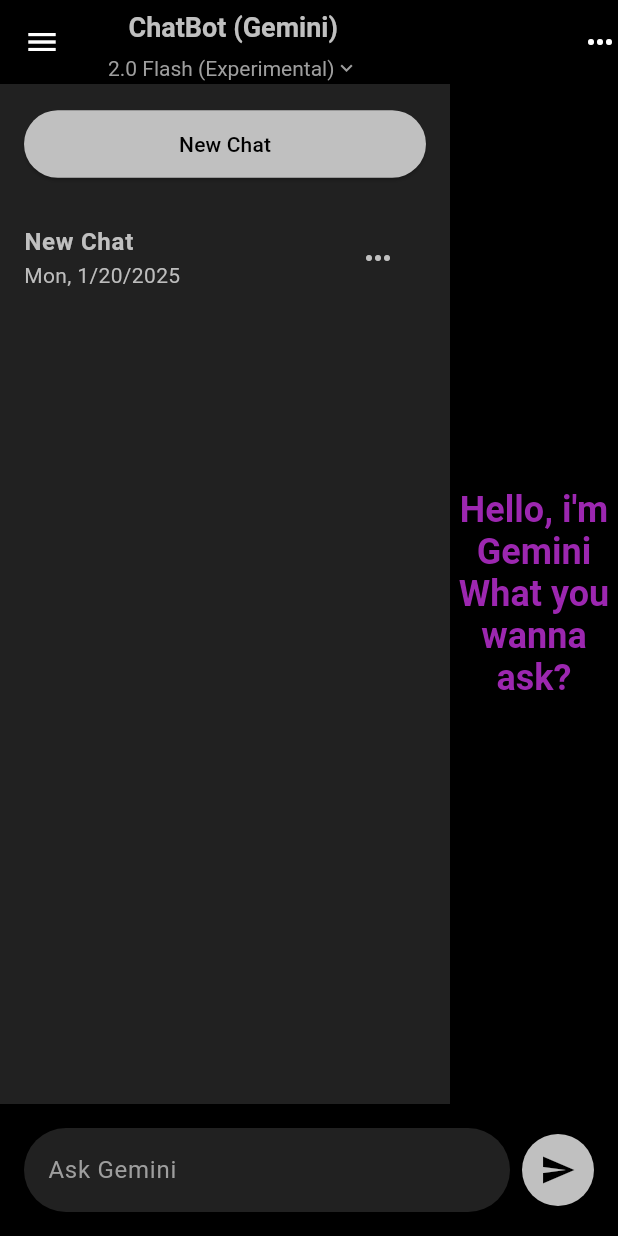
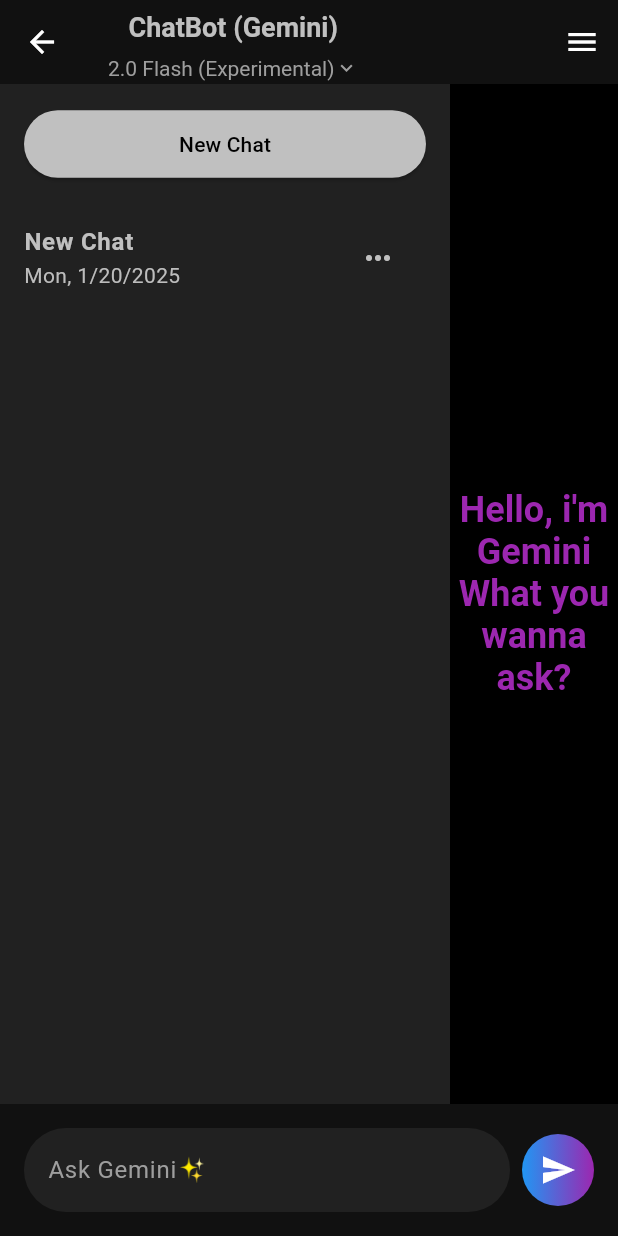
Before and after one commit to Udean777/habit_tracker, a Flutter app: the screen it shows after launch, item 3 of the bottom bar chosen, after a tap on the "menu" icon, on a phone screen of 412 x 824 dp. Run offline on Flutter 3.47's test engine with Material 3 defaults, Android fonts, the phone set to English and light mode, and no system bars; our stand-ins replace drift, easy_date_timeline, flex_color_scheme, flutter_dotenv, flutter_hooks, flutter_local_notifications and 7 more; accounts and stored records are empty; generated files the repository leaves out were written again.

Commit message:
CHNG: Update chat page layout, enhance bottom bar design, and improve habit card display with time zone information

```diff
--- a/lib/presentation/chatbot/chat_page.dart
+++ b/lib/presentation/chatbot/chat_page.dart
@@ -310,15 +310,18 @@ class _ChatPageState extends ConsumerState<ChatPage> {
     return GestureDetector(
       onTap: () => FocusScope.of(context).unfocus(),
       child: Scaffold(
-        backgroundColor: Colors.black,
         appBar: AppBar(
-          backgroundColor: Colors.black,
           elevation: 0,
-          leading: IconButton(
-            icon: const Icon(Icons.menu),
-            onPressed: () => setState(() => _isSidebarOpen = !_isSidebarOpen),
-          ),
-          actions: const [Icon(Icons.more_horiz)],
+          // leading: IconButton(
+          //   icon: const Icon(Icons.menu),
+          //   onPressed: () => setState(() => _isSidebarOpen = !_isSidebarOpen),
+          // ),
+          actions: [
+            IconButton(
+              icon: Icon(Icons.menu),
+              onPressed: () => setState(() => _isSidebarOpen = !_isSidebarOpen),
+            ),
+          ],
           title: _buildAppBarTitle(colorScheme),
         ),
         body: Stack(
--- a/lib/presentation/chatbot/widgets/bottom_bar.dart
+++ b/lib/presentation/chatbot/widgets/bottom_bar.dart
@@ -26,7 +26,7 @@ class BottomBar extends StatelessWidget {
               decoration: InputDecoration(
                 filled: true,
                 fillColor: Colors.grey[900],
-                hintText: 'Ask Gemini',
+                hintText: 'Ask Gemini✨',
                 hintStyle: TextStyle(
                   color: Colors.grey[500],
                 ),
@@ -48,11 +48,16 @@ class BottomBar extends StatelessWidget {
               padding: const EdgeInsets.all(12),
               decoration: BoxDecoration(
                 shape: BoxShape.circle,
-                color: colorScheme.primary,
+                gradient: LinearGradient(
+                  colors: [
+                    Colors.blue,
+                    Colors.purple,
+                  ],
+                ),
               ),
               child: Icon(
                 Icons.send,
-                color: isLoading ? Colors.grey : Colors.black,
+                color: isLoading ? Colors.grey : Colors.white,
               ),
             ),
           ),
```
Also changed, not shown: lib/presentation/chatbot/widgets/sidebar.dart (+13 -4 lines), lib/presentation/habit/create_habit_page.dart (+60 -27 lines), lib/presentation/home/widgets/habit_card.dart (+20 -4 lines), lib/presentation/home/widgets/habit_card_list.dart (+14 -4 lines).
